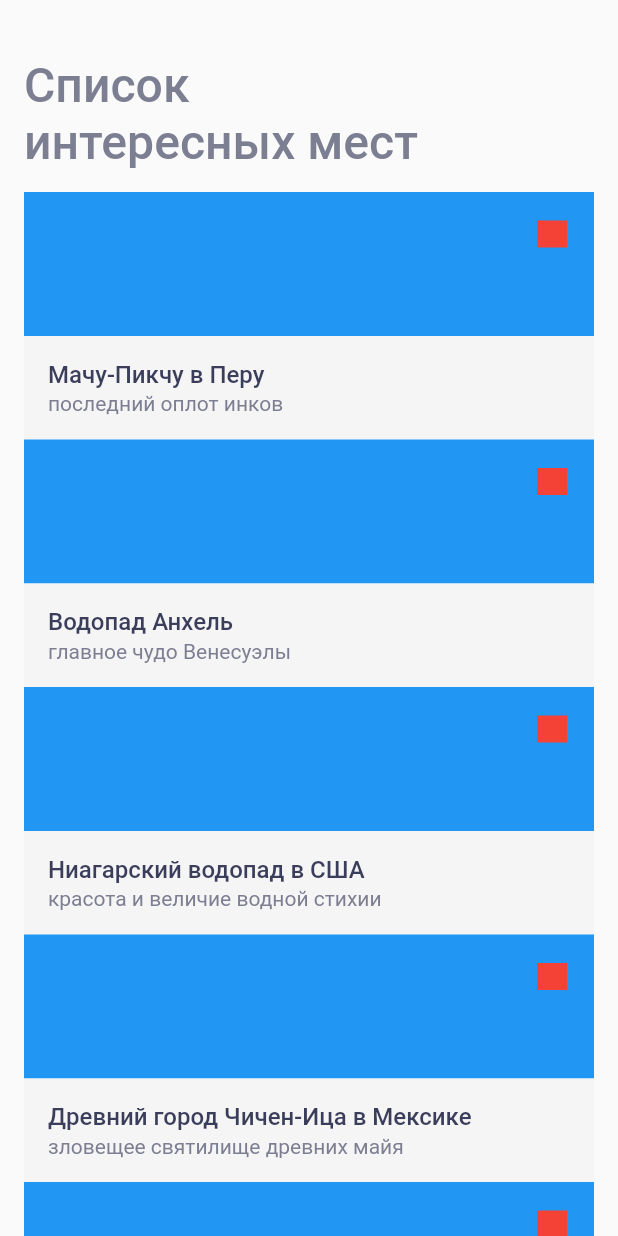
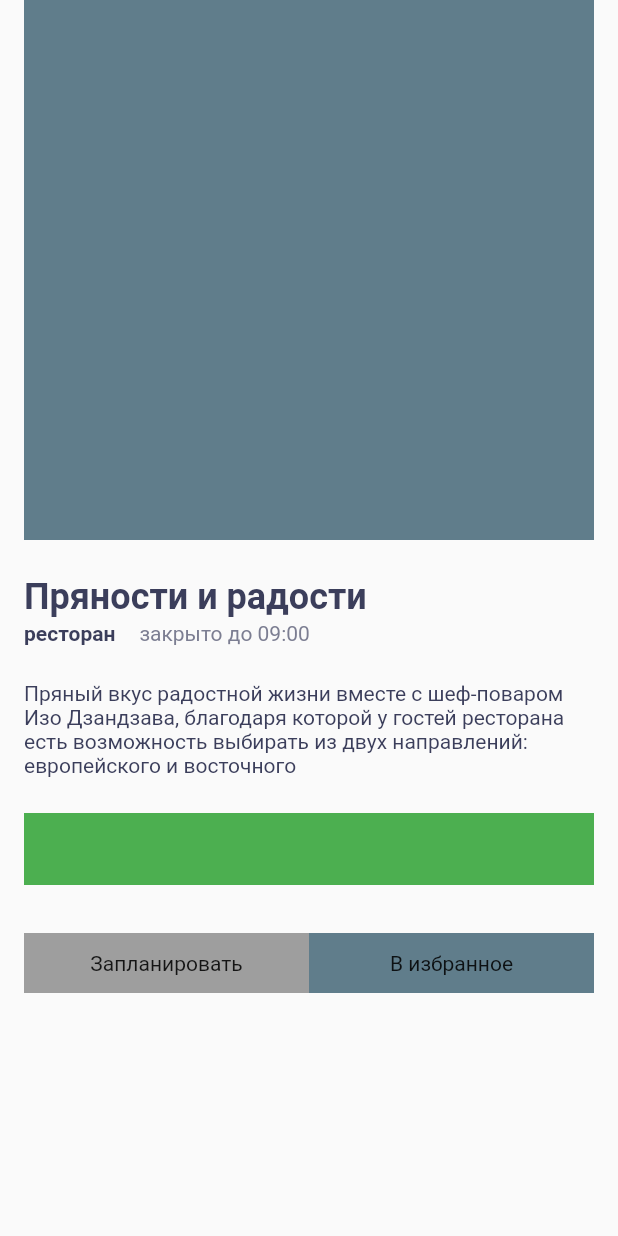
Before and after one commit to pogorelets/places, a Flutter app: the screen it shows after launch, on a phone screen of 412 x 824 dp. Run offline on Flutter 3.47's test engine with Material 2 defaults, Android fonts, the phone set to English and light mode, and no system bars.

Commit message:
экран детализации интересного места

```diff
--- a/lib/main.dart
+++ b/lib/main.dart
@@ -1,4 +1,5 @@
 import 'package:flutter/material.dart';
+import 'package:places/ui/screen/sight_details.card.dart';
 
 import 'ui/screen/sight_card.dart';
 import 'ui/screen/sign_screen.dart';
@@ -18,7 +19,7 @@ class MyApp extends StatelessWidget {
         primarySwatch: Colors.blue,
         visualDensity: VisualDensity.adaptivePlatformDensity,
       ),
-      home: SignLightScreen(),
+      home: SightDetails() //SignLightScreen(),
     );
   }
 }
--- a/lib/ui/res/colors.dart
+++ b/lib/ui/res/colors.dart
@@ -3,3 +3,5 @@ import 'dart:ui';
 const kHeadTextColor = Color(0xFF3B3E5B);
 const kTextColor = Color(0xFF7C7E92);
 const kBkgCardSightColor = Color(0xFFF5F5F5);
+const kTextDetailColor = Color(0xFF3B3E5B);
+const kRouteButtonColor = Color(0xFF4CAF50);
--- a/lib/ui/res/constants.dart
+++ b/lib/ui/res/constants.dart
@@ -9,3 +9,8 @@ const kHeightLike = 18.0;
 const kTopLike = 19.0;
 const kRightLike = 18.0;
 const kPaddingTopTextDetail = 2.0;
+const kButtonHeight = 40.0;
+const kGreenButtonDetailHeight = 48.0;
+const kGalleryHeight = 360.0;
+const kPaddingDetail = 24.0;
+const kPaddingTopRoute = 32.0;
--- a/lib/ui/res/strings.dart
+++ b/lib/ui/res/strings.dart
@@ -3,3 +3,11 @@ const title2 = "писок\n";
 const title3 = "и";
 const title4 = "нтересных мест";
 const titleSignLightScreen = "Список\nинтересных мест";
+
+//замоканные строки экрана детализации
+const headDetail = "Пряности и радости";
+const typeDetail = "ресторан";
+const closed = "закрыто до 09:00";
+const testTextDetail = "Пряный вкус радостной жизни вместе с шеф-поваром Изо Дзандзава, благодаря которой у гостей ресторана есть возможность выбирать из двух направлений: европейского и восточного";
+const textButtonPlan = "Запланировать";
+const textButtonFavorite = "В избранное";
--- a/lib/ui/res/text_styles.dart
+++ b/lib/ui/res/text_styles.dart
@@ -3,7 +3,7 @@ import 'colors.dart';
 import 'constants.dart';
 
 const kMainAppBarTextStyle = TextStyle(
-  color: kTextColor,
+  color: kHeadTextColor,
   fontSize: kAppBarFontSize,
 );
 
@@ -18,3 +18,15 @@ const kHeadCardTextStyle = TextStyle(
 
 const kCardTextStyle =
     TextStyle(color: kTextColor, fontSize: 14.0, fontWeight: FontWeight.w400);
+
+const kHeadDetailsTextStyle =
+    TextStyle(fontSize: 24, fontWeight: FontWeight.w700, color: kHeadTextColor);
+
+const kTypeDetailTextStyle = TextStyle(
+    fontWeight: FontWeight.w700, fontSize: 14.0, color: kHeadTextColor);
+
+const kModeTextStyle =
+    TextStyle(fontWeight: FontWeight.w400, fontSize: 14.0, color: kTextColor);
+
+const kDetailTextStyle = TextStyle(
+    fontWeight: FontWeight.w400, fontSize: 14.0, color: kTextDetailColor);
--- /dev/null
+++ b/lib/ui/screen/sight_details.card.dart
@@ -0,0 +1,74 @@
+import 'package:flutter/material.dart';
+import 'package:places/ui/res/colors.dart';
+import 'package:places/ui/res/constants.dart';
+import 'package:places/ui/res/strings.dart';
+import 'package:places/ui/res/text_styles.dart';
+
+class SightDetails extends StatelessWidget {
+  @override
+  Widget build(BuildContext context) {
+    return Scaffold(
+
+      body: Padding(
+        padding: const EdgeInsets.symmetric(horizontal: kMainPadding),
+        child: Column(
+          crossAxisAlignment: CrossAxisAlignment.start,
+          children: [
+            Container(
+              height: kGalleryHeight,
+              color: Colors.blueGrey,
+            ),
+            Padding(
+              padding: EdgeInsets.only(top: kPaddingDetail),
+              child: Text(headDetail, style: kHeadDetailsTextStyle,) ,
+            ),
+            Padding(
+              padding: EdgeInsets.only(top:kPaddingTopTextDetail),
+              child: Row(
+                children: [
+                  Text(typeDetail, style: kTypeDetailTextStyle,),
+                  Padding(
+                    padding: const EdgeInsets.only(left: kMainPadding),
+                    child: Text(closed, style: kModeTextStyle),
+                  )
+                ],
+              ),
+            ),
+            Padding(
+              padding: const EdgeInsets.only(top: kPaddingDetail,bottom: kPaddingDetail),
+              child: Text(testTextDetail,
+              style: kDetailTextStyle, ),
+            ),
+            Container(
+              height: kGreenButtonDetailHeight,
+              width: double.infinity,
+              color: kRouteButtonColor
+            ),
+            Padding(
+              padding: EdgeInsets.only(top: kPaddingTopRoute),
+              child: Row(
+                children: [
+                  Expanded(child: Container(
+                    height: kButtonHeight,
+                    child: Align(
+                        alignment: Alignment.center,
+                        child: Text(textButtonPlan)),
+                    color: Colors.grey,
+                    //
+                  )),
+                  Expanded(child: Container(
+                    height: kButtonHeight,
+                    child: Align(
+                        alignment: Alignment.center,
+                        child: Text(textButtonFavorite)),
+                    color: Colors.blueGrey,
+                  )),
+                ],
+              ),
+            )
+          ],
+        ),
+      ),
+    );
+  }
+}
```
